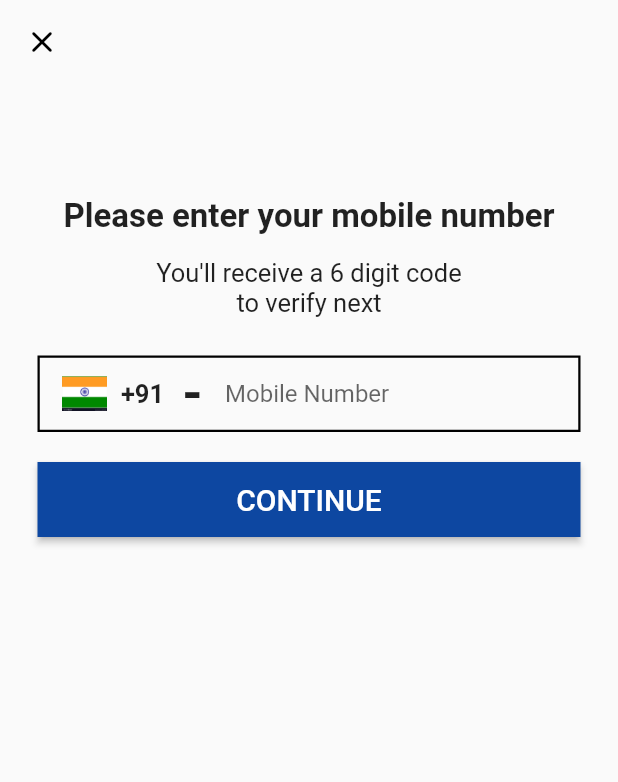
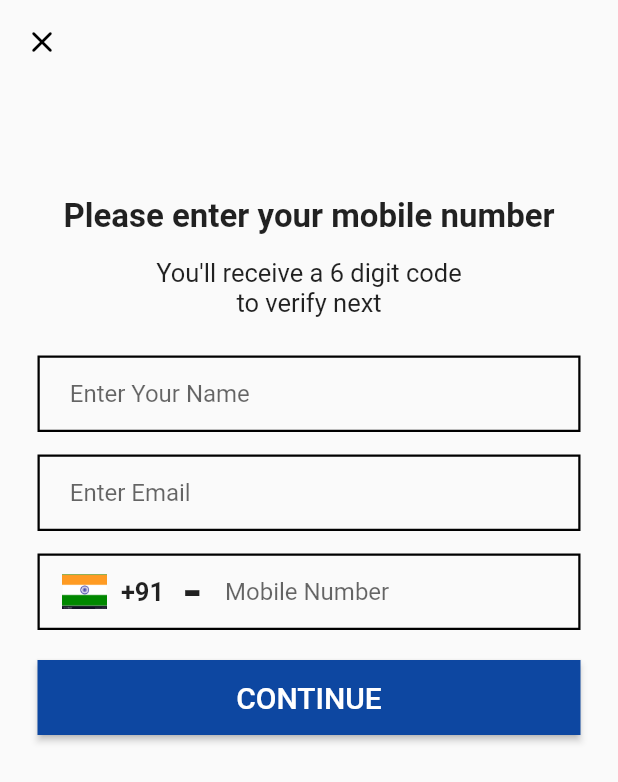
Before and after one commit to parajiholkar/VideoChat, a Flutter app: the phone_number screen opened by its route, on a phone screen of 412 x 824 dp. Shown: the top 782 px of the screen. Run offline on Flutter 3.47's test engine with Material 2 defaults, Android fonts, the phone set to English and light mode, and no system bars; our stand-ins replace firebase_auth, firebase_core, pinput; missing offline and left inert: dart:ffi; accounts and stored records are empty.

Commit message:
"first commit"

```diff
--- a/lib/main.dart
+++ b/lib/main.dart
@@ -2,7 +2,7 @@
 import 'package:assignment/otp_verify.dart';
 import 'package:assignment/phone_number.dart';
 import 'package:assignment/select_language.dart';
-import 'package:assignment/select_profile.dart';
+import 'package:assignment/profile.dart';
 import 'package:firebase_core/firebase_core.dart';
 import 'package:flutter/material.dart';
 
@@ -17,7 +17,7 @@ void main() async{
       'select_language' : (context) => select_language() ,
       'phone_number' : (context) =>phone_number() ,
       'otp_verify' : (context) => otp_verify(),
-      'select_profile' : (context) => select_profile()
+      'profile' : (context) => profile()
     },
   ));
 }
--- a/lib/otp_verify.dart
+++ b/lib/otp_verify.dart
@@ -84,7 +84,7 @@ class _otp_verifyState extends State<otp_verify> {
                 try{
                   PhoneAuthCredential credential = PhoneAuthProvider.credential(verificationId: phone_number.verificationID, smsCode: verificationCode);
                   await auth.signInWithCredential(credential);
-                  Navigator.pushNamed(context, 'select_profile');
+                  Navigator.pushNamed(context, 'profile');
                 }catch(e){
 
                 }
--- a/lib/phone_number.dart
+++ b/lib/phone_number.dart
@@ -4,6 +4,8 @@ import 'package:flutter/material.dart';
 
 class phone_number extends StatefulWidget {
   static var phone ;
+  static var name = "" ;
+  static var email = "" ;
   static String verificationID = "" ;
   const phone_number({super.key});
 
@@ -46,6 +48,39 @@ class _phone_numberState extends State<phone_number> {
               Text('You\'ll receive a 6 digit code\nto verify next',style: TextStyle(fontSize: 17),textAlign: TextAlign.center,),
               SizedBox(
                 height: 25,
+              ),
+        Container(
+          padding: EdgeInsets.only(left: 20,right: 20),
+          decoration: BoxDecoration(
+              border: Border.all(width: 1.5,color: Colors.black)
+          ),
+          child: TextField(
+            keyboardType: TextInputType.name,
+            onChanged: (value){
+              phone_number.name = value ;
+            },
+            decoration: InputDecoration(border: InputBorder.none,hintText: 'Enter Your Name'),
+          ),
+        ) ,
+
+              SizedBox(
+                height: 15,
+              ),
+        Container(
+          padding: EdgeInsets.only(left: 20,right: 20),
+          decoration: BoxDecoration(
+              border: Border.all(width: 1.5,color: Colors.black)
+          ),
+          child:TextField(
+                keyboardType: TextInputType.emailAddress,
+                onChanged: (value){
+                  phone_number.email = value ;
+                },
+                decoration: InputDecoration(border: InputBorder.none,hintText: 'Enter Email'),
+              ),
+        ),
+              SizedBox(
+                height: 15,
               ),
               Container(
                 decoration: BoxDecoration(
```
Also changed, not shown: lib/profile.dart (added, +37 -0 lines), lib/select_profile.dart (deleted, +0 -146 lines).
